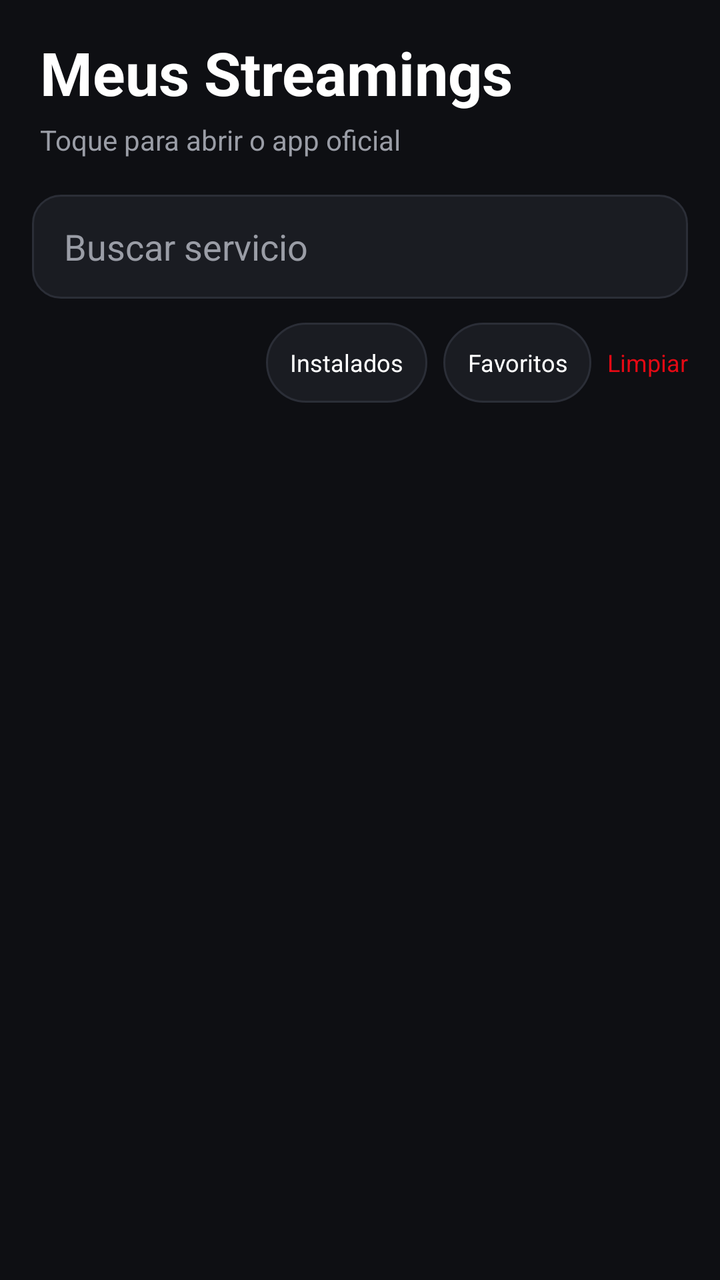
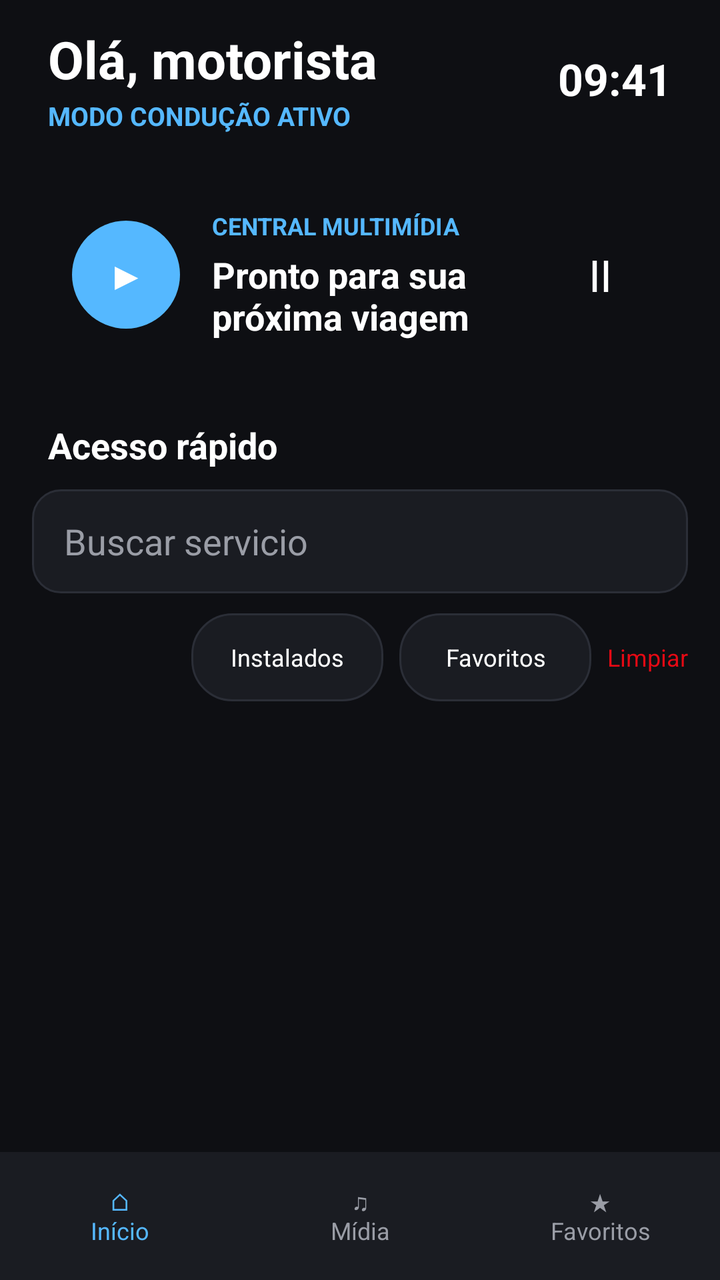

Before-and-after screenshots of an Android layout around one commit, followed by the original layout XML and the change that was made.
<!-- AndroidManifest.xml: application theme Theme.StreamHub -->
<!-- res/layout/activity_main.xml -->
<?xml version="1.0" encoding="utf-8"?>
<LinearLayout xmlns:android="http://schemas.android.com/apk/res/android"
    android:layout_width="match_parent"
    android:layout_height="match_parent"
    android:orientation="vertical"
    android:background="@color/background"
    android:paddingTop="16dp">

    <TextView
        android:id="@+id/titleText"
        android:layout_width="wrap_content"
        android:layout_height="wrap_content"
        android:layout_marginHorizontal="20dp"
        android:text="@string/title"
        android:textColor="@color/text_primary"
        android:textSize="30sp"
        android:textStyle="bold" />

    <TextView
        android:layout_width="wrap_content"
        android:layout_height="wrap_content"
        android:layout_marginHorizontal="20dp"
        android:layout_marginTop="4dp"
        android:text="@string/subtitle"
        android:textColor="@color/text_secondary"
        android:textSize="14sp" />

    <EditText
        android:id="@+id/searchInput"
        android:layout_width="match_parent"
        android:layout_height="52dp"
        android:layout_marginHorizontal="16dp"
        android:layout_marginTop="18dp"
        android:background="@drawable/search_background"
        android:hint="@string/search_hint"
        android:inputType="text"
        android:paddingHorizontal="16dp"
        android:singleLine="true"
        android:textColor="@color/text_primary"
        android:textColorHint="@color/text_secondary" />

    <LinearLayout
        android:layout_width="match_parent"
        android:layout_height="wrap_content"
        android:layout_marginHorizontal="16dp"
        android:layout_marginTop="12dp"
        android:gravity="center_vertical"
        android:orientation="horizontal">

        <TextView
            android:id="@+id/catalogCount"
            android:layout_width="0dp"
            android:layout_height="wrap_content"
            android:layout_weight="1"
            android:textColor="@color/text_secondary"
            android:textSize="13sp" />

        <TextView
            android:id="@+id/installedFilter"
            android:layout_width="wrap_content"
            android:layout_height="40dp"
            android:background="@drawable/filter_background"
            android:clickable="true"
            android:focusable="true"
            android:gravity="center"
            android:paddingHorizontal="12dp"
            android:text="@string/installed_filter"
            android:textColor="@color/text_primary"
            android:textSize="12sp" />

        <TextView
            android:id="@+id/favoritesFilter"
            android:layout_width="wrap_content"
            android:layout_height="40dp"
            android:layout_marginStart="8dp"
            android:background="@drawable/filter_background"
            android:clickable="true"
            android:focusable="true"
            android:gravity="center"
            android:paddingHorizontal="12dp"
            android:text="@string/favorites_filter"
            android:textColor="@color/text_primary"
            android:textSize="12sp" />

        <TextView
            android:id="@+id/clearFilters"
            android:layout_width="wrap_content"
            android:layout_height="40dp"
            android:layout_marginStart="8dp"
            android:clickable="true"
            android:focusable="true"
            android:gravity="center"
            android:text="@string/clear_filter"
            android:textColor="@color/accent"
            android:textSize="12sp" />
    </LinearLayout>

    <FrameLayout
        android:layout_width="match_parent"
        android:layout_height="0dp"
        android:layout_weight="1">

        <androidx.recyclerview.widget.RecyclerView
            android:id="@+id/recyclerView"
            android:layout_width="match_parent"
            android:layout_height="match_parent"
            android:clipToPadding="false"
            android:paddingTop="8dp"
            android:paddingBottom="16dp" />

        <TextView
            android:id="@+id/emptyState"
            android:layout_width="match_parent"
            android:layout_height="wrap_content"
            android:layout_gravity="center"
            android:gravity="center"
            android:padding="32dp"
            android:text="@string/empty_state"
            android:textColor="@color/text_secondary"
            android:textSize="16sp"
            android:visibility="gone" />
    </FrameLayout>
</LinearLayout>
<!-- resources referenced by this layout -->
<resources>
  <color name="accent">#E50914</color>
  <color name="background">#0E0F13</color>
  <color name="text_primary">#FFFFFF</color>
  <color name="text_secondary">#9A9DA6</color>
  <!-- drawable filter_background (drawable) -->
  <?xml version="1.0" encoding="utf-8"?>
  <selector xmlns:android="http://schemas.android.com/apk/res/android">
      <item android:state_selected="true">
          <shape android:shape="rectangle">
              <solid android:color="@color/accent" />
              <corners android:radius="20dp" />
          </shape>
      </item>
      <item>
          <shape android:shape="rectangle">
              <solid android:color="@color/surface" />
              <corners android:radius="20dp" />
              <stroke android:width="1dp" android:color="#2B2E37" />
          </shape>
      </item>
  </selector>
  <!-- drawable search_background (drawable) -->
  <?xml version="1.0" encoding="utf-8"?>
  <shape xmlns:android="http://schemas.android.com/apk/res/android" android:shape="rectangle">
      <solid android:color="@color/surface" />
      <corners android:radius="14dp" />
      <stroke android:width="1dp" android:color="#2B2E37" />
  </shape>
  <string name="clear_filter">Limpiar</string>
  <string name="empty_state">No hay servicios que coincidan. Prueba otra búsqueda o limpia los filtros.</string>
  <string name="favorites_filter">Favoritos</string>
  <string name="installed_filter">Instalados</string>
  <string name="search_hint">Buscar servicio</string>
  <string name="subtitle">Toque para abrir o app oficial</string>
  <string name="title">Meus Streamings</string>
  <style name="Theme.StreamHub" parent="Theme.MaterialComponents.DayNight.NoActionBar">
          <item name="colorPrimary">@color/accent</item>
          <item name="colorPrimaryVariant">@color/accent</item>
          <item name="colorOnPrimary">@color/text_primary</item>
          <item name="android:windowBackground">@color/background</item>
          <item name="android:statusBarColor">@color/background</item>
      </style>
  <color name="surface">#1A1C22</color>
</resources>

<!-- the commit's change to res/layout/activity_main.xml (unified diff, before → after) -->
@@ -2,35 +2,120 @@
 <LinearLayout xmlns:android="http://schemas.android.com/apk/res/android"
     android:layout_width="match_parent"
     android:layout_height="match_parent"
+    android:background="@color/background"
     android:orientation="vertical"
-    android:background="@color/background"
-    android:paddingTop="16dp">
-
-    <TextView
-        android:id="@+id/titleText"
-        android:layout_width="wrap_content"
-        android:layout_height="wrap_content"
-        android:layout_marginHorizontal="20dp"
-        android:text="@string/title"
-        android:textColor="@color/text_primary"
-        android:textSize="30sp"
-        android:textStyle="bold" />
+    android:paddingTop="12dp">
+
+    <LinearLayout
+        android:layout_width="match_parent"
+        android:layout_height="wrap_content"
+        android:layout_marginHorizontal="24dp"
+        android:gravity="center_vertical"
+        android:orientation="horizontal">
+        <LinearLayout
+            android:layout_width="0dp"
+            android:layout_height="wrap_content"
+            android:layout_weight="1"
+            android:orientation="vertical">
+            <TextView
+                android:id="@+id/titleText"
+                android:layout_width="wrap_content"
+                android:layout_height="wrap_content"
+                android:text="@string/driver_greeting"
+                android:textColor="@color/text_primary"
+                android:textSize="26sp"
+                android:textStyle="bold" />
+            <TextView
+                android:layout_width="wrap_content"
+                android:layout_height="wrap_content"
+                android:layout_marginTop="2dp"
+                android:text="@string/drive_mode"
+                android:textColor="@color/accent_blue"
+                android:textSize="13sp"
+                android:textStyle="bold" />
+        </LinearLayout>
+        <TextView
+            android:id="@+id/clockText"
+            android:layout_width="wrap_content"
+            android:layout_height="wrap_content"
+            android:text="09:41"
+            android:textColor="@color/text_primary"
+            android:textSize="22sp"
+            android:textStyle="bold" />
+    </LinearLayout>
+
+    <androidx.cardview.widget.CardView
+        android:layout_width="match_parent"
+        android:layout_height="wrap_content"
+        android:layout_marginHorizontal="16dp"
+        android:layout_marginTop="18dp"
+        app:cardBackgroundColor="@color.media_card"
+        app:cardCornerRadius="22dp"
+        app:cardElevation="0dp"
+        xmlns:app="http://schemas.android.com/apk/res-auto">
+        <LinearLayout
+            android:layout_width="match_parent"
+            android:layout_height="wrap_content"
+            android:gravity="center_vertical"
+            android:orientation="horizontal"
+            android:padding="20dp">
+            <TextView
+                android:layout_width="54dp"
+                android:layout_height="54dp"
+                android:background="@drawable/media_icon_background"
+                android:gravity="center"
+                android:text="▶"
+                android:textColor="@color/text_primary"
+                android:textSize="20sp" />
+            <LinearLayout
+                android:layout_width="0dp"
+                android:layout_height="wrap_content"
+                android:layout_marginStart="16dp"
+                android:layout_weight="1"
+                android:orientation="vertical">
+                <TextView
+                    android:layout_width="wrap_content"
+                    android:layout_height="wrap_content"
+                    android:text="@string/now_playing"
+                    android:textColor="@color/accent_blue"
+                    android:textSize="12sp"
+                    android:textStyle="bold" />
+                <TextView
+                    android:layout_width="wrap_content"
+                    android:layout_height="wrap_content"
+                    android:layout_marginTop="4dp"
+                    android:text="@string/ready_to_drive"
+                    android:textColor="@color/text_primary"
+                    android:textSize="18sp"
+                    android:textStyle="bold" />
+            </LinearLayout>
+            <TextView
+                android:layout_width="48dp"
+                android:layout_height="48dp"
+                android:background="?attr/selectableItemBackgroundBorderless"
+                android:gravity="center"
+                android:text="Ⅱ"
+                android:textColor="@color/text_primary"
+                android:textSize="22sp" />
+        </LinearLayout>
+    </androidx.cardview.widget.CardView>
 
     <TextView
         android:layout_width="wrap_content"
         android:layout_height="wrap_content"
-        android:layout_marginHorizontal="20dp"
-        android:layout_marginTop="4dp"
-        android:text="@string/subtitle"
-        android:textColor="@color/text_secondary"
-        android:textSize="14sp" />
+        android:layout_marginStart="24dp"
+        android:layout_marginTop="20dp"
+        android:text="@string/quick_access"
+        android:textColor="@color/text_primary"
+        android:textSize="18sp"
+        android:textStyle="bold" />
 
     <EditText
         android:id="@+id/searchInput"
         android:layout_width="match_parent"
         android:layout_height="52dp"
         android:layout_marginHorizontal="16dp"
-        android:layout_marginTop="18dp"
+        android:layout_marginTop="10dp"
         android:background="@drawable/search_background"
         android:hint="@string/search_hint"
         android:inputType="text"
@@ -43,10 +128,9 @@
         android:layout_width="match_parent"
         android:layout_height="wrap_content"
         android:layout_marginHorizontal="16dp"
-        android:layout_marginTop="12dp"
+        android:layout_marginTop="10dp"
         android:gravity="center_vertical"
         android:orientation="horizontal">
-
         <TextView
             android:id="@+id/catalogCount"
             android:layout_width="0dp"
@@ -54,38 +138,37 @@
             android:layout_weight="1"
             android:textColor="@color/text_secondary"
             android:textSize="13sp" />
-
         <TextView
             android:id="@+id/installedFilter"
             android:layout_width="wrap_content"
-            android:layout_height="40dp"
+            android:layout_height="44dp"
             android:background="@drawable/filter_background"
             android:clickable="true"
             android:focusable="true"
             android:gravity="center"
-            android:paddingHorizontal="12dp"
+            android:minWidth="96dp"
+            android:paddingHorizontal="14dp"
             android:text="@string/installed_filter"
             android:textColor="@color/text_primary"
             android:textSize="12sp" />
-
         <TextView
             android:id="@+id/favoritesFilter"
             android:layout_width="wrap_content"
-            android:layout_height="40dp"
+            android:layout_height="44dp"
             android:layout_marginStart="8dp"
             android:background="@drawable/filter_background"
             android:clickable="true"
             android:focusable="true"
             android:gravity="center"
-            android:paddingHorizontal="12dp"
+            android:minWidth="96dp"
+            android:paddingHorizontal="14dp"
             android:text="@string/favorites_filter"
             android:textColor="@color/text_primary"
             android:textSize="12sp" />
-
         <TextView
             android:id="@+id/clearFilters"
             android:layout_width="wrap_content"
-            android:layout_height="40dp"
+            android:layout_height="44dp"
             android:layout_marginStart="8dp"
             android:clickable="true"
             android:focusable="true"
@@ -99,15 +182,13 @@
         android:layout_width="match_parent"
         android:layout_height="0dp"
         android:layout_weight="1">
-
         <androidx.recyclerview.widget.RecyclerView
             android:id="@+id/recyclerView"
             android:layout_width="match_parent"
             android:layout_height="match_parent"
             android:clipToPadding="false"
-            android:paddingTop="8dp"
+            android:paddingTop="6dp"
             android:paddingBottom="16dp" />
-
         <TextView
             android:id="@+id/emptyState"
             android:layout_width="match_parent"
@@ -120,4 +201,36 @@
             android:textSize="16sp"
             android:visibility="gone" />
     </FrameLayout>
+
+    <LinearLayout
+        android:layout_width="match_parent"
+        android:layout_height="64dp"
+        android:background="@color/surface"
+        android:gravity="center"
+        android:orientation="horizontal">
+        <TextView
+            android:layout_width="0dp"
+            android:layout_height="match_parent"
+            android:layout_weight="1"
+            android:gravity="center"
+            android:text="⌂\nInício"
+            android:textColor="@color/accent_blue"
+            android:textSize="12sp" />
+        <TextView
+            android:layout_width="0dp"
+            android:layout_height="match_parent"
+            android:layout_weight="1"
+            android:gravity="center"
+            android:text="♫\nMídia"
+            android:textColor="@color/text_secondary"
+            android:textSize="12sp" />
+        <TextView
+            android:layout_width="0dp"
+            android:layout_height="match_parent"
+            android:layout_weight="1"
+            android:gravity="center"
+            android:text="★\nFavoritos"
+            android:textColor="@color/text_secondary"
+            android:textSize="12sp" />
+    </LinearLayout>
 </LinearLayout>
<!-- resource entries referenced after the edit -->
@@ -1,6 +1,7 @@
 <!-- resources referenced by this layout -->
 <resources>
   <color name="accent">#E50914</color>
+  <color name="accent_blue">#55B8FF</color>
   <color name="background">#0E0F13</color>
   <color name="text_primary">#FFFFFF</color>
   <color name="text_secondary">#9A9DA6</color>
@@ -21,6 +22,11 @@
           </shape>
       </item>
   </selector>
+  <!-- drawable media_icon_background (drawable) -->
+  <?xml version="1.0" encoding="utf-8"?>
+  <shape xmlns:android="http://schemas.android.com/apk/res/android" android:shape="oval">
+      <solid android:color="@color/accent_blue" />
+  </shape>
   <!-- drawable search_background (drawable) -->
   <?xml version="1.0" encoding="utf-8"?>
   <shape xmlns:android="http://schemas.android.com/apk/res/android" android:shape="rectangle">
@@ -29,12 +35,15 @@
       <stroke android:width="1dp" android:color="#2B2E37" />
   </shape>
   <string name="clear_filter">Limpiar</string>
+  <string name="drive_mode">MODO CONDUÇÃO ATIVO</string>
+  <string name="driver_greeting">Olá, motorista</string>
   <string name="empty_state">No hay servicios que coincidan. Prueba otra búsqueda o limpia los filtros.</string>
   <string name="favorites_filter">Favoritos</string>
   <string name="installed_filter">Instalados</string>
+  <string name="now_playing">CENTRAL MULTIMÍDIA</string>
+  <string name="quick_access">Acesso rápido</string>
+  <string name="ready_to_drive">Pronto para sua próxima viagem</string>
   <string name="search_hint">Buscar servicio</string>
-  <string name="subtitle">Toque para abrir o app oficial</string>
-  <string name="title">Meus Streamings</string>
   <style name="Theme.StreamHub" parent="Theme.MaterialComponents.DayNight.NoActionBar">
           <item name="colorPrimary">@color/accent</item>
           <item name="colorPrimaryVariant">@color/accent</item>
